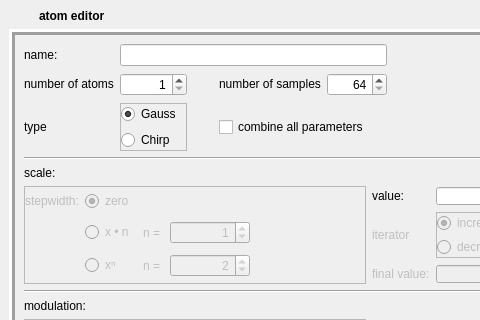
The window that examples/matchingPursuit/editorwindow.ui (mne-tools/mne-cpp) describes before a commit, drawn with Qt 5; both pictures show x 0 to 480 and y 0 to 320 of the 600 by 950 pixel window.
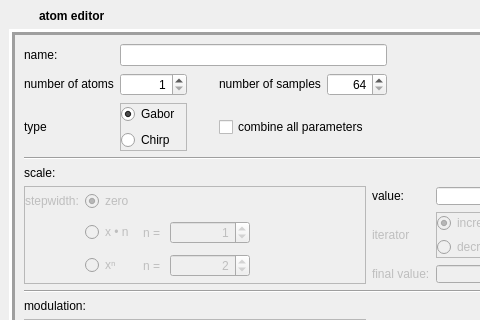
The same window after the commit. Icons and pictures are not drawn.

The edit to the form file:
```diff
--- a/examples/matchingPursuit/editorwindow.ui
+++ b/examples/matchingPursuit/editorwindow.ui
@@ -323,7 +323,7 @@
                  </sizepolicy>
                 </property>
                 <property name="text">
-                 <string>Gauss</string>
+                 <string>Gabor</string>
                 </property>
                 <property name="checked">
                  <bool>true</bool>
```
Left out of the diff: 30 changed lines with no effect on the pictures.
